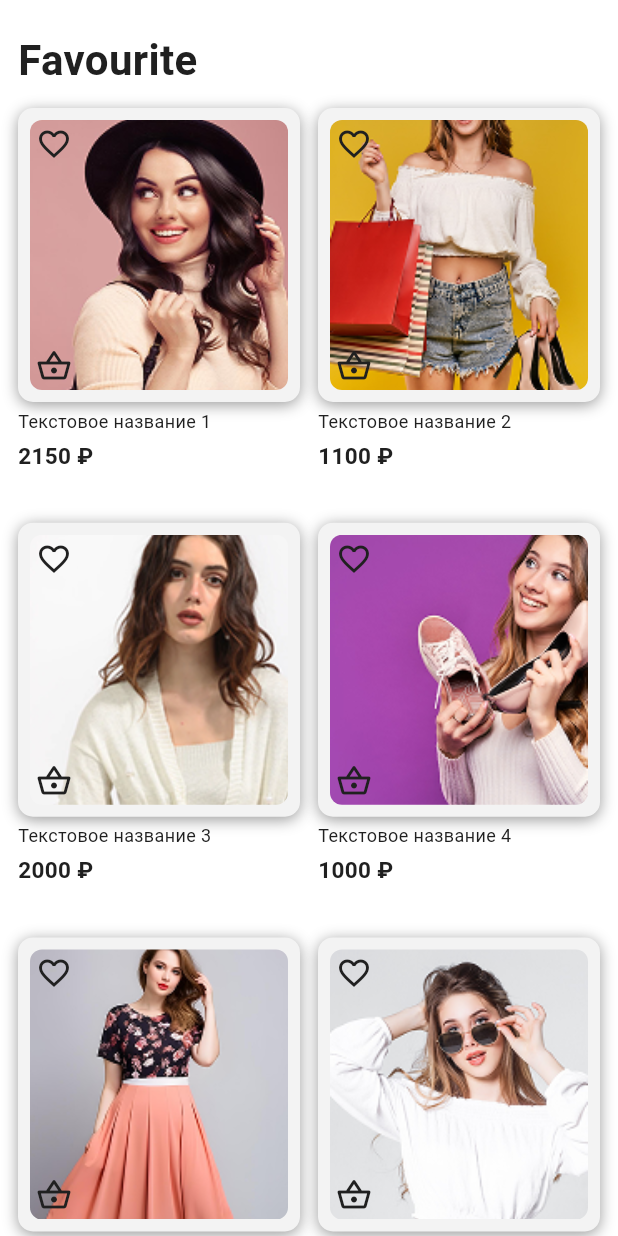
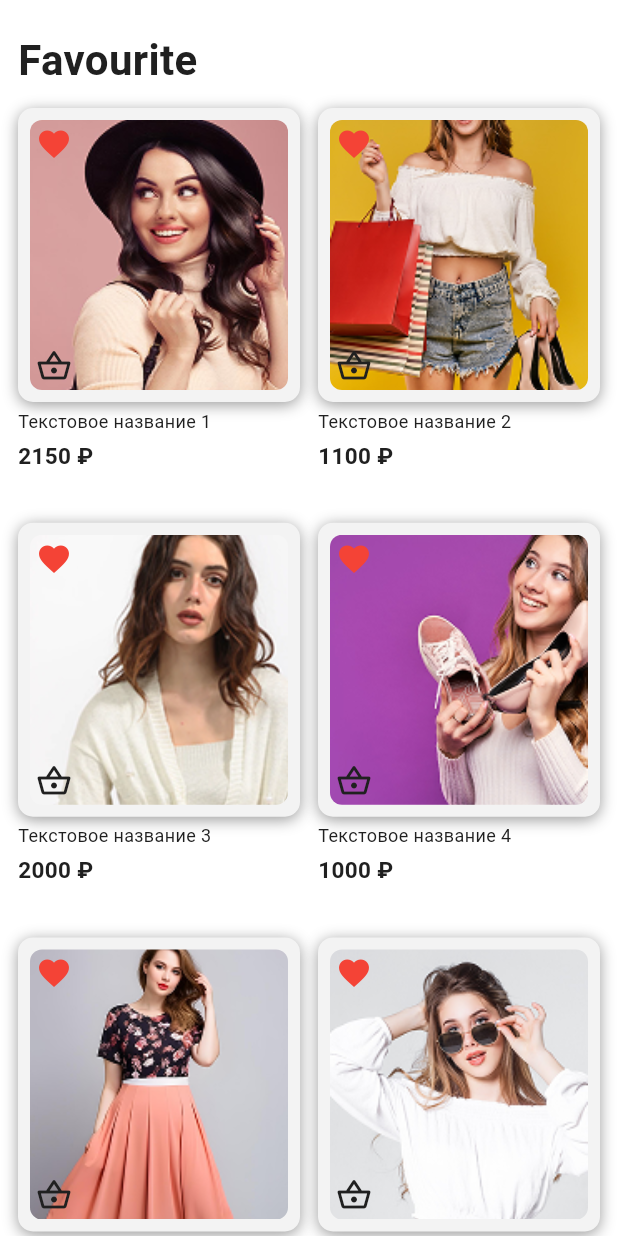
Before and after one commit to fuglyy/flutter_madshop_ui_sopina, a Flutter app: the FavouritePage screen opened directly, on a phone screen of 412 x 824 dp. Run offline on Flutter 3.47's test engine with Material 3 defaults, Android fonts, the phone set to English and light mode, and no system bars.

Commit message:
red hearts

```diff
--- a/lib/screens/favourite_page.dart
+++ b/lib/screens/favourite_page.dart
@@ -36,31 +36,37 @@ class FavouritePage extends StatelessWidget {
                   imagePath: 'assets/images/example6.png',
                   title: 'Текстовое название 1',
                   price: '2150 ₽',
+                  isFavourite: true,
                 ),
                 AppProductCard(
                   imagePath: 'assets/images/example5.png',
                   title: 'Текстовое название 2',
                   price: '1100 ₽',
+                  isFavourite: true,
                 ),
                 AppProductCard(
                   imagePath: 'assets/images/example4.png',
                   title: 'Текстовое название 3',
                   price: '2000 ₽',
+                  isFavourite: true,
                 ),
                 AppProductCard(
                   imagePath: 'assets/images/example3.png',
                   title: 'Текстовое название 4',
                   price: '1000 ₽',
+                  isFavourite: true,
                 ),
                 AppProductCard(
                   imagePath: 'assets/images/example2.png',
                   title: 'Текстовое название 5',
                   price: '5000 ₽',
+                  isFavourite: true,
                 ),
                 AppProductCard(
                   imagePath: 'assets/images/example1.png',
                   title: 'Текстовое название 6',
                   price: '1300 ₽',
+                  isFavourite: true,
                 ),
               ],
             ),
--- a/lib/widgets/app_product_card.dart
+++ b/lib/widgets/app_product_card.dart
@@ -8,12 +8,14 @@ class AppProductCard extends StatelessWidget {
   final String imagePath;
   final String title;
   final String price;
+  final bool isFavourite;
 
   const AppProductCard({
     super.key,
     required this.imagePath,
     required this.title,
     required this.price,
+    this.isFavourite = false,
   });
 
   @override
@@ -41,12 +43,16 @@ class AppProductCard extends StatelessWidget {
                   ),
                 ),
               ),
-              const Positioned(
+              Positioned(
                 top: 12,
                 left: 12,
                 child: Icon(
-                  Icons.favorite_border,
-                  color: AppColors.textBlack,
+                  isFavourite
+                    ? Icons.favorite // Иконка заполнена
+                    : Icons.favorite_border, // Иконка-контур
+                    color: isFavourite
+                    ? Colors.red // Используйте красный цвет (или любой другой, определенный в AppColors)
+                    : AppColors.textBlack,
                 ),
               ),
               const Positioned(
```
